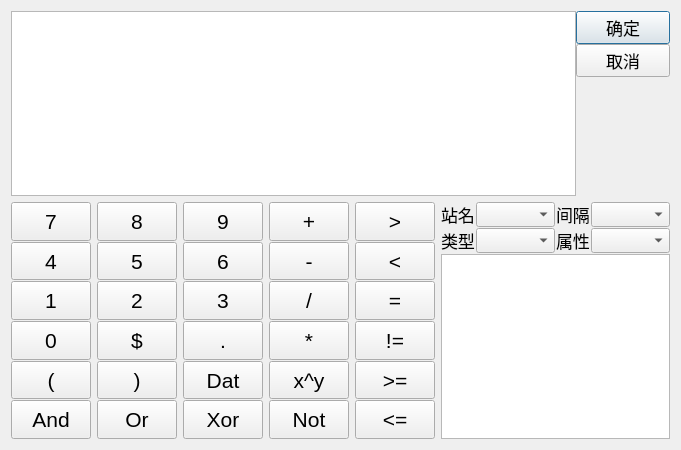
Above: formula.ui from rcswhuang/formula before the change. Below: the same form after it.
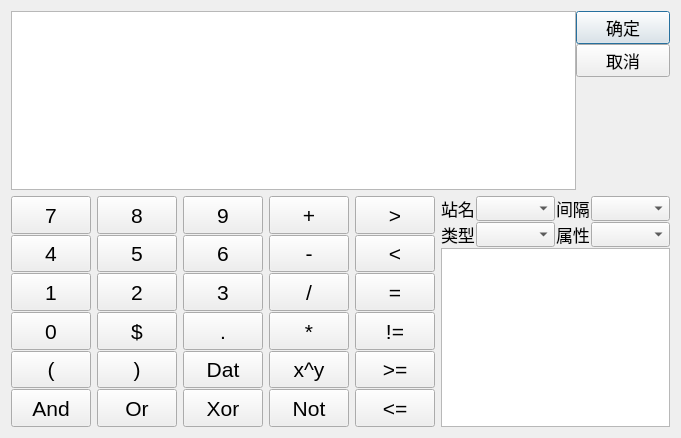
That is the form after the change.

Patch:
```diff
--- a/formula.ui
+++ b/formula.ui
@@ -7,7 +7,7 @@
     <x>0</x>
     <y>0</y>
     <width>677</width>
-    <height>450</height>
+    <height>438</height>
    </rect>
   </property>
   <property name="minimumSize">
@@ -825,6 +825,12 @@
              <verstretch>0</verstretch>
             </sizepolicy>
            </property>
+           <property name="minimumSize">
+            <size>
+             <width>0</width>
+             <height>25</height>
+            </size>
+           </property>
            <property name="font">
             <font>
              <pointsize>10</pointsize>
@@ -853,6 +859,12 @@
              <verstretch>0</verstretch>
             </sizepolicy>
            </property>
+           <property name="minimumSize">
+            <size>
+             <width>0</width>
+             <height>25</height>
+            </size>
+           </property>
            <property name="font">
             <font>
              <pointsize>10</pointsize>
@@ -885,6 +897,12 @@
              <verstretch>0</verstretch>
             </sizepolicy>
            </property>
+           <property name="minimumSize">
+            <size>
+             <width>0</width>
+             <height>25</height>
+            </size>
+           </property>
            <property name="font">
             <font>
              <pointsize>10</pointsize>
@@ -913,6 +931,12 @@
              <verstretch>0</verstretch>
             </sizepolicy>
            </property>
+           <property name="minimumSize">
+            <size>
+             <width>0</width>
+             <height>25</height>
+            </size>
+           </property>
            <property name="font">
             <font>
              <pointsize>10</pointsize>
```
